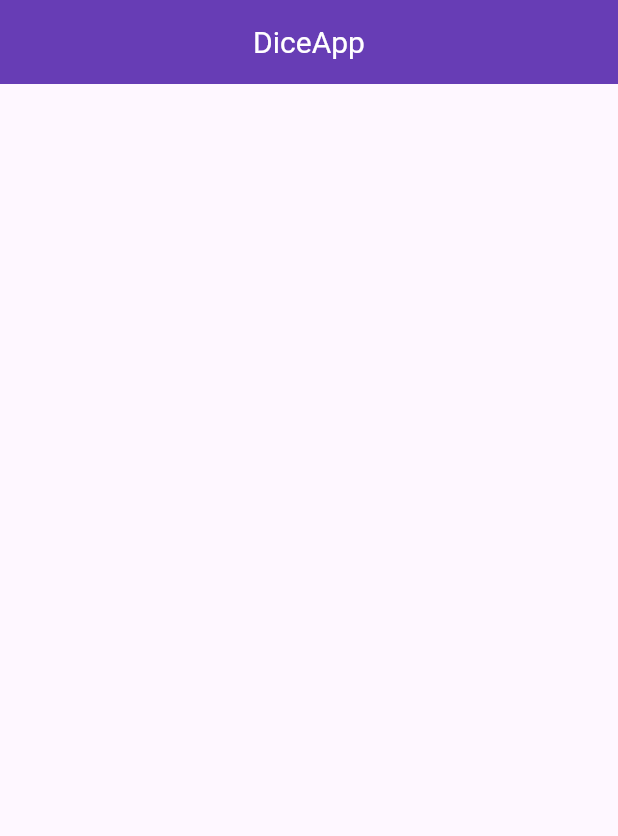
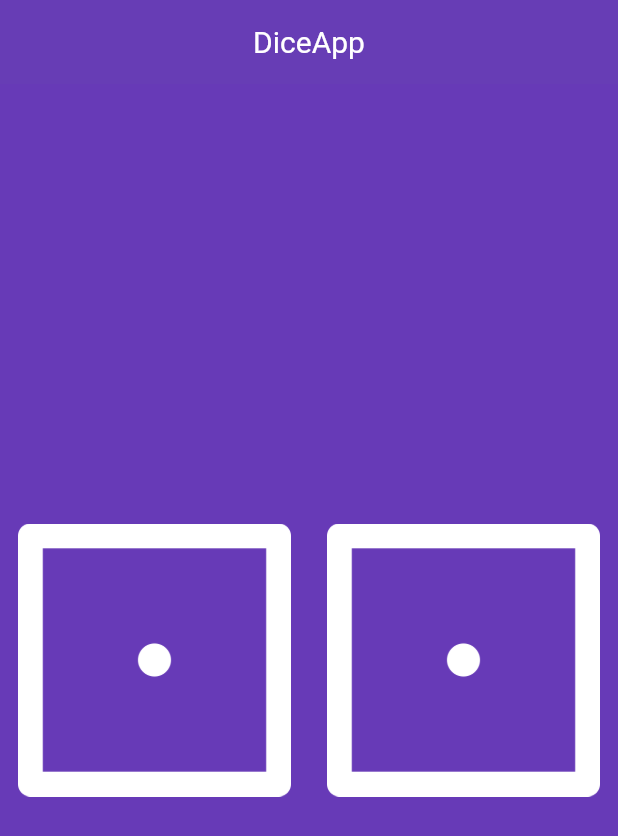
Before and after one commit to AlberthRuiz/flutter_diceapp, a Flutter app: the screen it shows after launch, on a phone screen of 412 x 824 dp. Shown: the top 836 px of the screen. Run offline on Flutter 3.47's test engine with Material 3 defaults, Android fonts, the phone set to English and light mode, and no system bars.

Commit message:
Final v1.1

```diff
--- a/lib/main.dart
+++ b/lib/main.dart
@@ -1,3 +1,4 @@
+import 'dart:math';
 import 'package:flutter/material.dart';
 
 void main() {
@@ -7,12 +8,27 @@ void main() {
   ));
 }
 
-class DiceApp extends StatelessWidget {
+class DiceApp extends StatefulWidget {
+  @override
+  _DiceApp createState() => _DiceApp();
+}
+
+class _DiceApp extends State<DiceApp> {
+  int leftDice = 1, rightDice = 1;
+
+  void ramdomDice() {
+    setState(() {
+      leftDice = Random().nextInt(6) + 1;
+      rightDice = Random().nextInt(6) + 1;
+    });
+  }
+
   @override
   Widget build(BuildContext context) {
     return Scaffold(
+      backgroundColor: Colors.deepPurple,
       appBar: AppBar(
-        title: Text(
+        title: const Text(
           "DiceApp",
           style: TextStyle(color: Colors.white, fontSize: 20),
         ),
@@ -20,6 +36,33 @@ class DiceApp extends StatelessWidget {
         elevation: 10,
         centerTitle: true,
       ),
+      body: Center(
+        child: Row(
+          children: [
+            Expanded(
+              flex: 1,
+              child: TextButton(
+                  onPressed: () {
+                    ramdomDice();
+                  },
+                  child: Image.asset(
+                    'assets/images/dice$leftDice.png',
+                  )),
+            ),
+            Expanded(
+              flex: 1,
+              child: TextButton(
+                onPressed: () {
+                  ramdomDice();
+                },
+                child: Image.asset(
+                  'assets/images/dice$rightDice.png',
+                ),
+              ),
+            ),
+          ],
+        ),
+      ),
     );
   }
 }
--- a/pubspec.yaml
+++ b/pubspec.yaml
@@ -59,8 +59,8 @@ flutter:
   uses-material-design: true
 
   # To add assets to your application, add an assets section, like this:
-  # assets:
-  #   - images/a_dot_burr.jpeg
+  assets:
+    - assets/images/
   #   - images/a_dot_ham.jpeg
 
   # An image asset can refer to one or more resolution-specific "variants", see
```
